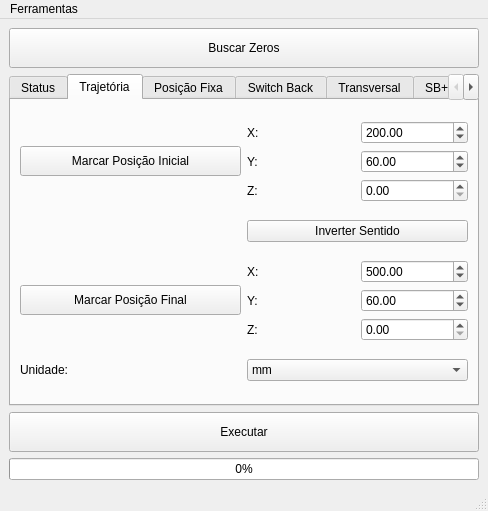
rafaelppires/weldway, file Source/ui/mainwindow.ui: the form before one commit.
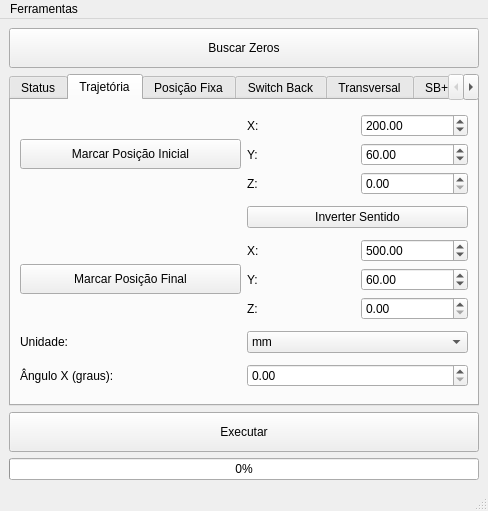
The form after the commit.

What changed in the file:
```diff
--- a/Source/ui/mainwindow.ui
+++ b/Source/ui/mainwindow.ui
@@ -333,6 +333,16 @@
             </property>
            </widget>
           </item>
+          <item row="5" column="0">
+           <widget class="QLabel" name="label_32">
+            <property name="text">
+             <string>Ângulo X (graus):</string>
+            </property>
+           </widget>
+          </item>
+          <item row="5" column="1">
+           <widget class="QDoubleSpinBox" name="xangleSpinBox"/>
+          </item>
          </layout>
         </widget>
         <widget class="QWidget" name="tab_2">
```
